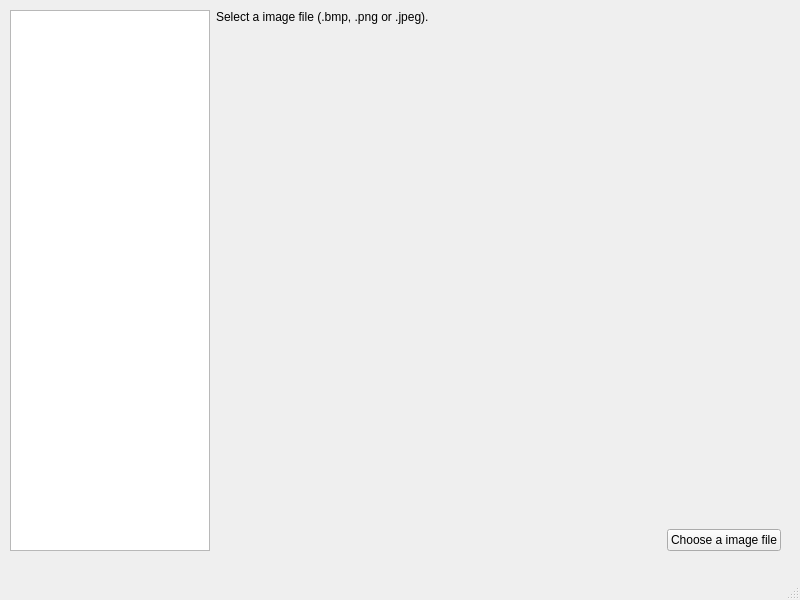
Qt form Image-viewer/mainwindow.ui (JoseZancanaro/Pixeon-image-viewer) before a commit.
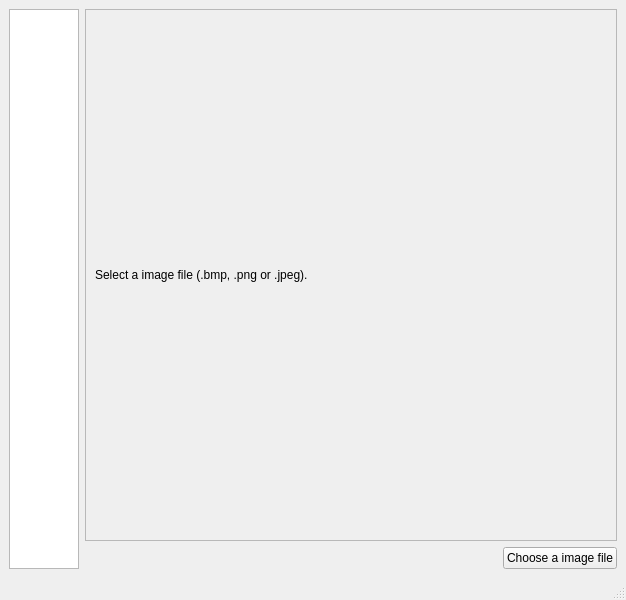
The same form after that commit.

```diff
--- a/Image-viewer/mainwindow.ui
+++ b/Image-viewer/mainwindow.ui
@@ -6,41 +6,34 @@
    <rect>
     <x>0</x>
     <y>0</y>
-    <width>800</width>
-    <height>600</height>
+    <width>574</width>
+    <height>468</height>
    </rect>
   </property>
+  <property name="sizePolicy">
+   <sizepolicy hsizetype="Expanding" vsizetype="Expanding">
+    <horstretch>0</horstretch>
+    <verstretch>0</verstretch>
+   </sizepolicy>
+  </property>
   <property name="windowTitle">
    <string>MainWindow</string>
   </property>
   <widget class="QWidget" name="centralwidget">
-   <widget class="QWidget" name="horizontalLayoutWidget">
-    <property name="geometry">
-     <rect>
-      <x>10</x>
-      <y>10</y>
-      <width>771</width>
-      <height>541</height>
-     </rect>
-    </property>
+   <property name="sizePolicy">
+    <sizepolicy hsizetype="Maximum" vsizetype="Maximum">
+     <horstretch>1</horstretch>
+     <verstretch>1</verstretch>
+    </sizepolicy>
+   </property>
+   <layout class="QVBoxLayout" name="verticalLayout_3">
+    <item>
     <layout class="QHBoxLayout" name="horizontalLayout_2">
      <property name="sizeConstraint">
       <enum>QLayout::SetDefaultConstraint</enum>
      </property>
      <item>
-      <widget class="QListView" name="listView">
-       <property name="sizePolicy">
-        <sizepolicy hsizetype="Expanding" vsizetype="Expanding">
-         <horstretch>0</horstretch>
-         <verstretch>0</verstretch>
-        </sizepolicy>
-       </property>
-       <property name="minimumSize">
-        <size>
-         <width>0</width>
-         <height>0</height>
-        </size>
-       </property>
+       <widget class="QListWidget" name="listWidget">
        <property name="maximumSize">
         <size>
          <width>200</width>
@@ -52,7 +45,34 @@
      <item>
       <layout class="QVBoxLayout" name="verticalLayout_2">
        <item>
+         <widget class="QFrame" name="frame">
+          <property name="maximumSize">
+           <size>
+            <width>16777215</width>
+            <height>16777215</height>
+           </size>
+          </property>
+          <property name="frameShape">
+           <enum>QFrame::StyledPanel</enum>
+          </property>
+          <property name="frameShadow">
+           <enum>QFrame::Raised</enum>
+          </property>
+          <layout class="QHBoxLayout" name="horizontalLayout">
+           <item>
         <widget class="QLabel" name="imageLabel">
+             <property name="sizePolicy">
+              <sizepolicy hsizetype="Preferred" vsizetype="Preferred">
+               <horstretch>0</horstretch>
+               <verstretch>0</verstretch>
+              </sizepolicy>
+             </property>
+             <property name="minimumSize">
+              <size>
+               <width>512</width>
+               <height>512</height>
+              </size>
+             </property>
          <property name="text">
           <string>Select a image file (.bmp, .png or .jpeg).</string>
          </property>
@@ -62,9 +82,9 @@
          <property name="scaledContents">
           <bool>false</bool>
          </property>
-         <property name="alignment">
-          <set>Qt::AlignLeading|Qt::AlignLeft|Qt::AlignTop</set>
-         </property>
+            </widget>
+           </item>
+          </layout>
         </widget>
        </item>
        <item>
@@ -107,7 +127,8 @@
       </layout>
      </item>
     </layout>
-   </widget>
+    </item>
+   </layout>
   </widget>
   <widget class="QMenuBar" name="menubar">
    <property name="geometry">
```
Left out of the diff: 2 changed lines with no effect on the pictures. Lines whose indentation alone changed are shown as unchanged.
